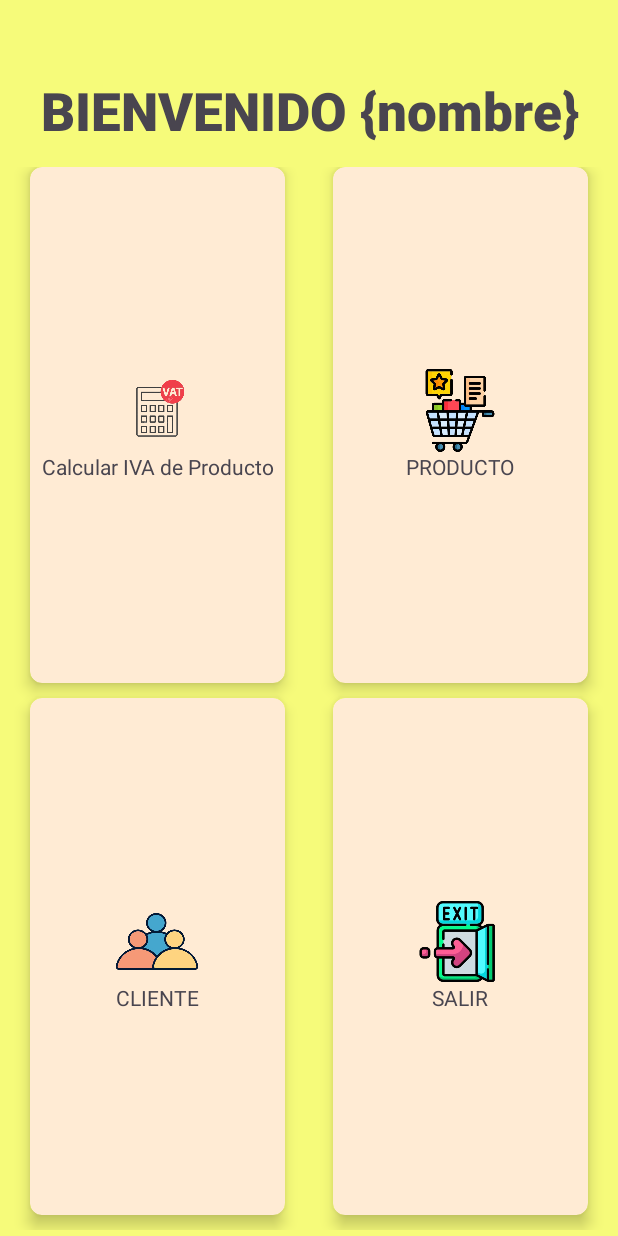
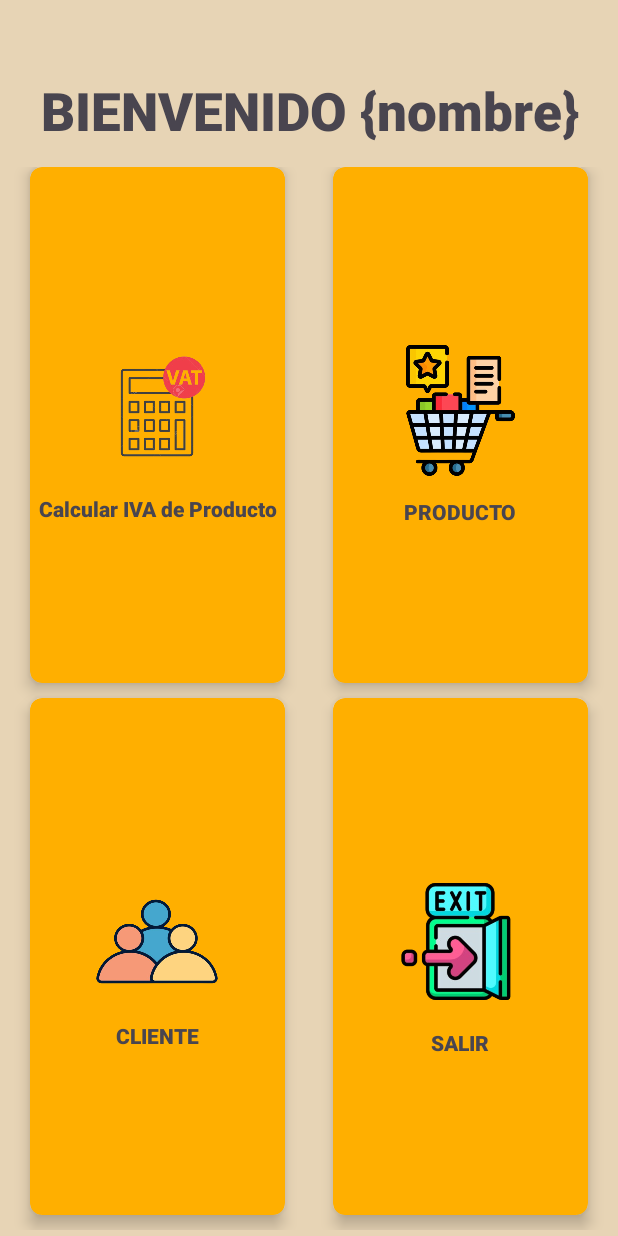
Before and after one commit to shinshini/proymovil, an Android app: the Home screen opened directly, with no data from a screen before it, on a phone screen of 412 x 824 dp. Run offline under Robolectric (Android 15) with nearby library versions, the phone set to English and light mode, and no system bars.

Commit message:
se modifico  el diseño los colores

```diff
--- a/app/src/main/res/layout/activity_home.xml
+++ b/app/src/main/res/layout/activity_home.xml
@@ -4,9 +4,10 @@
     xmlns:app="http://schemas.android.com/apk/res-auto"
     xmlns:tools="http://schemas.android.com/tools"
     android:id="@+id/main"
+    android:background="@color/color5"
     android:layout_width="match_parent"
     android:layout_height="match_parent"
-    android:background="@color/color2"
+
     tools:context=".Home">
 
     <TextView
@@ -51,7 +52,7 @@
             android:layout_marginLeft="16dp"
             android:layout_marginRight="16dp"
 
-            app:cardBackgroundColor="@color/color1"
+            app:cardBackgroundColor="@color/color4"
             android:layout_marginBottom="10dp"
             android:foreground="?selectableItemBackground"
             app:cardCornerRadius="8dp"
@@ -67,8 +68,8 @@
 
                 <ImageView
                     android:id="@+id/imageView2"
-                    android:layout_width="60dp"
-                    android:layout_height="55dp"
+                    android:layout_width="97dp"
+                    android:layout_height="111dp"
                     android:layout_gravity="center_horizontal"
                     app:srcCompat="@drawable/calulariva" />
 
@@ -78,6 +79,7 @@
                     android:layout_height="match_parent"
                     android:layout_centerHorizontal="true"
                     android:text="Calcular IVA de Producto"
+                    android:fontFamily="sans-serif-black"
                     android:textAlignment="center" />
             </LinearLayout>
         </androidx.cardview.widget.CardView>
@@ -92,7 +94,7 @@
             android:foreground="?selectableItemBackground"
             app:cardCornerRadius="8dp"
             app:cardElevation="6dp"
-            app:cardBackgroundColor="@color/color1"
+            app:cardBackgroundColor="@color/color4"
             app:layout_columnWeight="1"
             app:layout_rowWeight="1">
 
@@ -104,8 +106,8 @@
 
                 <ImageView
                     android:id="@+id/imageView3"
-                    android:layout_width="60dp"
-                    android:layout_height="55dp"
+                    android:layout_width="87dp"
+                    android:layout_height="115dp"
                     android:layout_gravity="center_horizontal"
                     app:srcCompat="@drawable/producto" />
 
@@ -115,6 +117,7 @@
                     android:layout_height="match_parent"
                     android:layout_centerHorizontal="true"
                     android:text="PRODUCTO"
+                    android:fontFamily="sans-serif-black"
                     android:textAlignment="center" />
             </LinearLayout>
         </androidx.cardview.widget.CardView>
@@ -129,7 +132,7 @@
             android:foreground="?selectableItemBackground"
             app:cardCornerRadius="8dp"
             app:cardElevation="6dp"
-            app:cardBackgroundColor="@color/color1"
+            app:cardBackgroundColor="@color/color4"
             app:layout_columnWeight="1"
             app:layout_rowWeight="1">
 
@@ -141,8 +144,8 @@
 
                 <ImageView
                     android:id="@+id/imageView4"
-                    android:layout_width="60dp"
-                    android:layout_height="55dp"
+                    android:layout_width="81dp"
+                    android:layout_height="106dp"
                     android:layout_gravity="center_horizontal"
                     app:srcCompat="@drawable/cliente" />
 
@@ -152,6 +155,7 @@
                     android:layout_height="match_parent"
                     android:layout_centerHorizontal="true"
                     android:text="CLIENTE"
+                    android:fontFamily="sans-serif-black"
                     android:textAlignment="center" />
             </LinearLayout>
         </androidx.cardview.widget.CardView>
@@ -166,7 +170,7 @@
             android:foreground="?selectableItemBackground"
             app:cardCornerRadius="8dp"
             app:cardElevation="6dp"
-            app:cardBackgroundColor="@color/color1"
+            app:cardBackgroundColor="@color/color4"
             app:layout_columnWeight="1"
             app:layout_rowWeight="1">
 
@@ -178,8 +182,8 @@
 
                 <ImageView
                     android:id="@+id/imageView5"
-                    android:layout_width="60dp"
-                    android:layout_height="55dp"
+                    android:layout_width="80dp"
+                    android:layout_height="115dp"
                     android:layout_gravity="center_horizontal"
                     app:srcCompat="@drawable/salir" />
 
@@ -189,6 +193,7 @@
                     android:layout_height="match_parent"
                     android:layout_centerHorizontal="true"
                     android:text="SALIR"
+                    android:fontFamily="sans-serif-black"
                     android:textAlignment="center" />
             </LinearLayout>
         </androidx.cardview.widget.CardView>
--- a/app/src/main/res/layout/activity_registra_producto.xml
+++ b/app/src/main/res/layout/activity_registra_producto.xml
@@ -3,6 +3,7 @@
     xmlns:app="http://schemas.android.com/apk/res-auto"
     xmlns:tools="http://schemas.android.com/tools"
     android:id="@+id/main"
+    android:background="@color/color5"
     android:layout_width="match_parent"
     android:layout_height="match_parent"
     tools:context=".RegistraProductos">
@@ -12,6 +13,7 @@
         android:layout_width="match_parent"
         android:layout_height="wrap_content"
         android:layout_marginTop="92dp"
+        android:background="@color/color5"
         android:fontFamily="sans-serif-black"
         android:text="PRODUCTOS"
         android:textAlignment="center"
@@ -43,6 +45,7 @@
                 android:id="@+id/txtCodigoProducto"
                 android:layout_width="match_parent"
                 android:layout_height="wrap_content"
+                android:background="@drawable/border"
                 android:hint="CODIGO.."
 
                 android:inputType="textEmailAddress" />
@@ -58,6 +61,7 @@
                 android:id="@+id/txtNombre"
                 android:layout_width="match_parent"
                 android:layout_height="wrap_content"
+                android:background="@drawable/border"
                 android:hint="Nombre"
 
                 android:inputType="textEmailAddress" />
@@ -74,6 +78,7 @@
                 android:id="@+id/txtPrecio"
                 android:layout_width="match_parent"
                 android:layout_height="wrap_content"
+                android:background="@drawable/border"
                 android:hint="Precio"
 
                 android:inputType="textEmailAddress" />
--- a/app/src/main/res/values/colors.xml
+++ b/app/src/main/res/values/colors.xml
@@ -6,4 +6,6 @@
     <color name="color2">#F6FB7A</color>
     <color name="color3">#88D66C</color>
     <color name="color4">#FFAF00</color>
+    <color name="color5">#E7D4B5</color>
+    <color name="color_brown">#4E342E</color>
 </resources>
```
Also changed, not shown: app/src/main/res/drawable/border.xml (added, +8 -0 lines), app/src/main/res/layout/activity_login.xml (+7 -2 lines).
